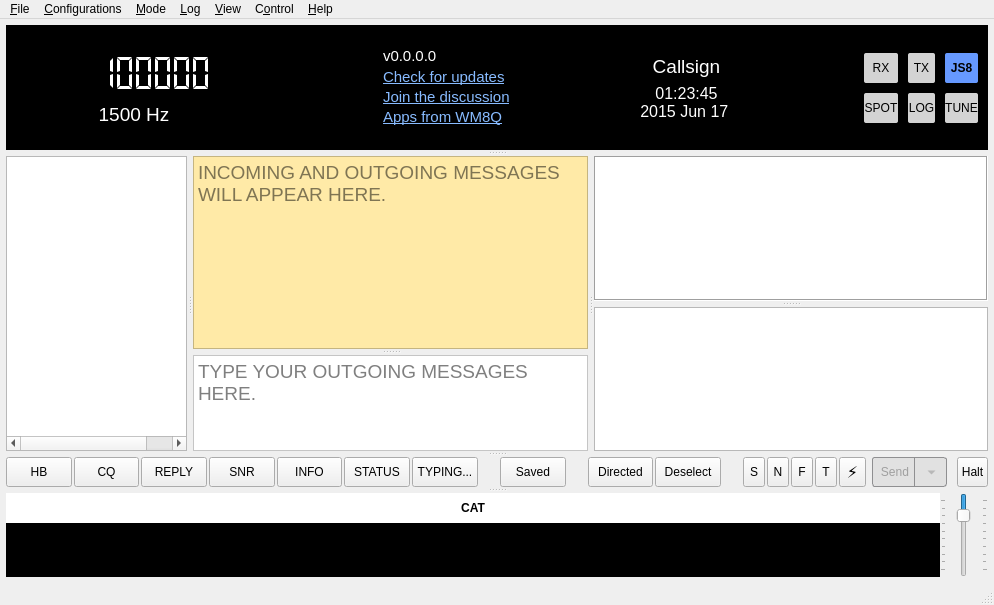
Qt form JS8_UI/mainwindow.ui (avantol/JS8Call-Subspace-Mode) before a commit.
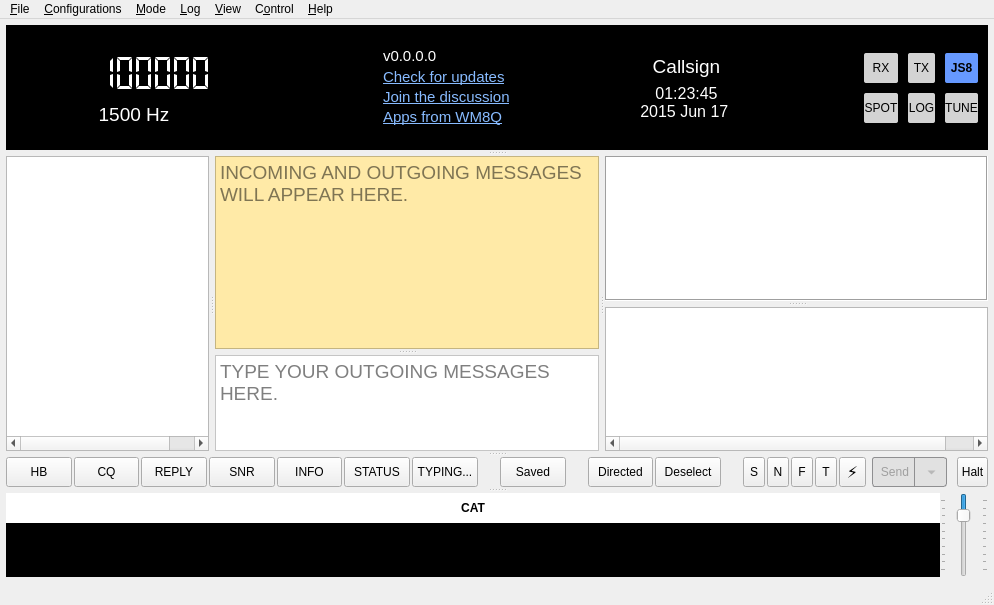
The same form after that commit. Icons and pictures are not drawn. Custom widgets are drawn as their Qt base class.

Commit message: bandcall1: band activity "List by Callsign" mode

Diff of the .ui file:
```diff
--- a/JS8_UI/mainwindow.ui
+++ b/JS8_UI/mainwindow.ui
@@ -1159,6 +1159,11 @@
         <attribute name="verticalHeaderVisible">
          <bool>false</bool>
         </attribute>
+        <column>
+         <property name="text">
+          <string>Callsign</string>
+         </property>
+        </column>
         <column>
          <property name="text">
           <string>Offset</string>
```
The commit also changes 8 other files.
